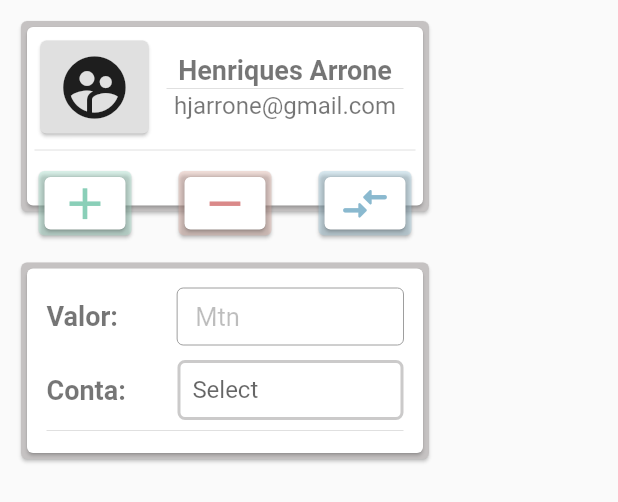
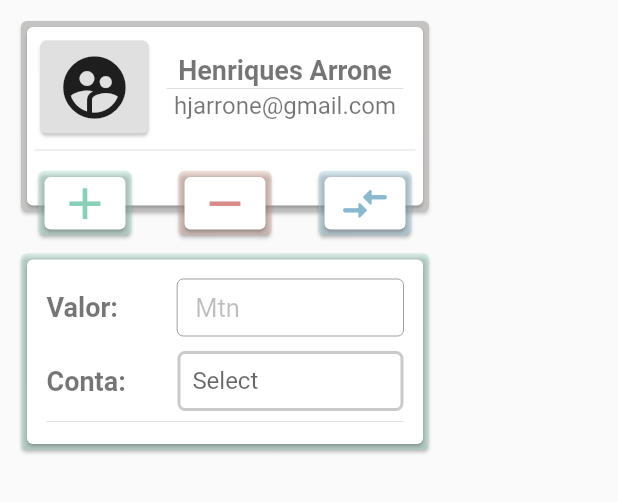
Before and after one commit to hjarroneDev/maleyanga, a Flutter app: the Menu widget shown alone on an empty page, opened directly with empty values, after a tap on the "add" icon, on a phone screen of 412 x 824 dp. Shown: the top 502 px of the screen. Run offline on Flutter 3.47's test engine with Material 2 defaults, Android fonts, the phone set to English and light mode, and no system bars; drawn by our look-alikes of delayed_display; our stand-ins replace google_fonts.

Commit message:
Actualizada Hide Movimentos

```diff
--- a/lib/pages/Menu/menu.dart
+++ b/lib/pages/Menu/menu.dart
@@ -12,6 +12,8 @@ class Menu extends StatefulWidget {
 }
 
 class _MenuState extends State<Menu> {
+  bool movVisivel = false;
+  Color movColor = Colors.white;
   @override
   Widget build(BuildContext context) {
     return Padding(
@@ -20,7 +22,7 @@ class _MenuState extends State<Menu> {
         width: 280,
         child: Column(
           crossAxisAlignment: CrossAxisAlignment.end,
-          mainAxisAlignment: MainAxisAlignment.spaceBetween,
+          mainAxisAlignment: MainAxisAlignment.start,
           children: [
             Stack(
               children: [
@@ -45,14 +47,14 @@ class _MenuState extends State<Menu> {
                                     child: Card(
                                       color: Colors.grey.shade300,
                                       semanticContainer: true,
-                                        clipBehavior:
-                                            Clip.antiAliasWithSaveLayer,
+                                      clipBehavior: Clip.antiAliasWithSaveLayer,
                                       child: const Center(
                                         child: Icon(
                                           Icons.supervised_user_circle,
                                           size: 50,
                                         ),
-                                        )),
+                                      ),
+                                    ),
                                   ),
                                 ),
                                 Expanded(
@@ -120,9 +122,23 @@ class _MenuState extends State<Menu> {
                               child: Card(
                                 color: Colors.white,
                                 child: InkWell(
+                                  onTap: () {
+                                    setState(() {
+                                      if (movVisivel == true &&
+                                          movColor !=
+                                              const Color.fromARGB(
+                                                  97, 169, 230, 209)) {
+                                        movColor = const Color.fromARGB(
+                                            97, 169, 230, 209);
+                                      } else {
+                                        movVisivel = !movVisivel;
+                                        movColor = const Color.fromARGB(
+                                            97, 169, 230, 209);
+                                      }
+                                    });
+                                  },
                                   hoverColor:
                                       const Color.fromARGB(97, 169, 230, 209),
-                                  onTap: () {},
                                   child: const Icon(
                                     Icons.add_outlined,
                                     size: 35,
@@ -139,9 +155,23 @@ class _MenuState extends State<Menu> {
                               child: Card(
                                 color: Colors.white,
                                 child: InkWell(
+                                  onTap: () {
+                                    setState(() {
+                                      if (movVisivel == true &&
+                                          movColor !=
+                                              const Color.fromARGB(
+                                                  96, 230, 181, 169)) {
+                                        movColor = const Color.fromARGB(
+                                            96, 230, 181, 169);
+                                      } else {
+                                        movVisivel = !movVisivel;
+                                        movColor = const Color.fromARGB(
+                                            96, 230, 181, 169);
+                                      }
+                                    });
+                                  },
                                   hoverColor:
                                       const Color.fromARGB(96, 230, 181, 169),
-                                  onTap: () {},
                                   child: const Icon(
                                     Icons.remove,
                                     size: 35,
@@ -158,9 +188,23 @@ class _MenuState extends State<Menu> {
                               child: Card(
                                 color: Colors.white,
                                 child: InkWell(
+                                  onTap: () {
+                                    setState(() {
+                                      if (movVisivel == true &&
+                                          movColor !=
+                                              const Color.fromARGB(
+                                                  96, 169, 211, 230)) {
+                                        movColor = const Color.fromARGB(
+                                            96, 169, 211, 230);
+                                      } else {
+                                        movVisivel = !movVisivel;
+                                        movColor = const Color.fromARGB(
+                                            96, 169, 211, 230);
+                                      }
+                                    });
+                                  },
                                   hoverColor:
                                       const Color.fromARGB(96, 169, 211, 230),
-                                  onTap: () {},
                                   child: const Icon(
                                     Icons.compare_arrows_rounded,
                                     size: 35,
@@ -175,8 +219,16 @@ class _MenuState extends State<Menu> {
                       const SizedBox(
                         height: 10,
                       ),
-                      const Movimento(),
                     ],
+                  ),
+                ),
+                Padding(
+                  padding: const EdgeInsets.only(top: 155),
+                  child: Visibility(
+                    visible: movVisivel,
+                    child: Movimento(
+                      movColor: movColor,
+                    ),
                   ),
                 ),
               ],
--- a/lib/pages/Menu/widget/movimento.dart
+++ b/lib/pages/Menu/widget/movimento.dart
@@ -1,8 +1,11 @@
+import 'package:delayed_display/delayed_display.dart';
 import 'package:flutter/material.dart';
 import 'package:google_fonts/google_fonts.dart';
 
 class Movimento extends StatefulWidget {
-  const Movimento({Key? key}) : super(key: key);
+
+  final Color movColor;
+   const Movimento({Key? key, required this.movColor}) : super(key: key);
 
   @override
   State<Movimento> createState() => _MovimentoState();
@@ -19,12 +22,17 @@ class _MovimentoState extends State<Movimento> {
   ];
   String? agenteValue;
 
+
+
   @override
   Widget build(BuildContext context) {
-    return SizedBox(
+
+    return DelayedDisplay(
+      delay: const Duration(milliseconds: 50),
+      child: SizedBox(
         width: 400,
         child: Card(
-        color: const Color.fromARGB(255, 197, 194, 194),
+          color: widget.movColor,
           child: Card(
             color: Colors.white,
             child: Padding(
@@ -153,6 +161,7 @@ class _MovimentoState extends State<Movimento> {
             ),
           ),
         ),
+      ),
     );
   }
 
@@ -160,7 +169,7 @@ class _MovimentoState extends State<Movimento> {
   DropdownMenuItem<String> buildMenuItem(String item) => DropdownMenuItem(
         value: item,
         child: Text(
-          item,
+          '   $item',
           style: const TextStyle(
             fontSize: 16,
           ),
```
Also changed, not shown: pubspec.lock, 2 other files. Lines whose indentation alone changed are shown as unchanged.
